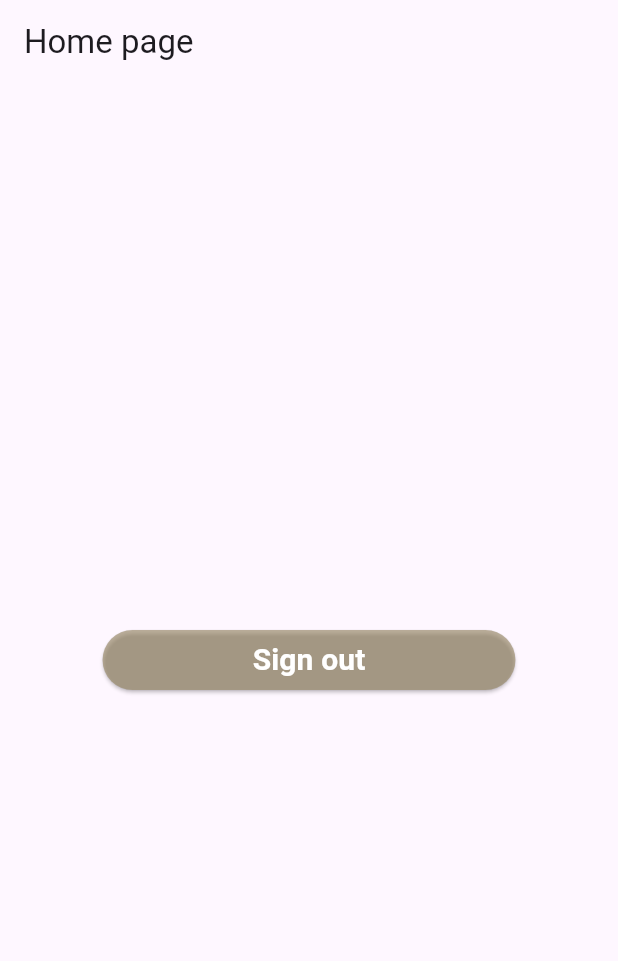
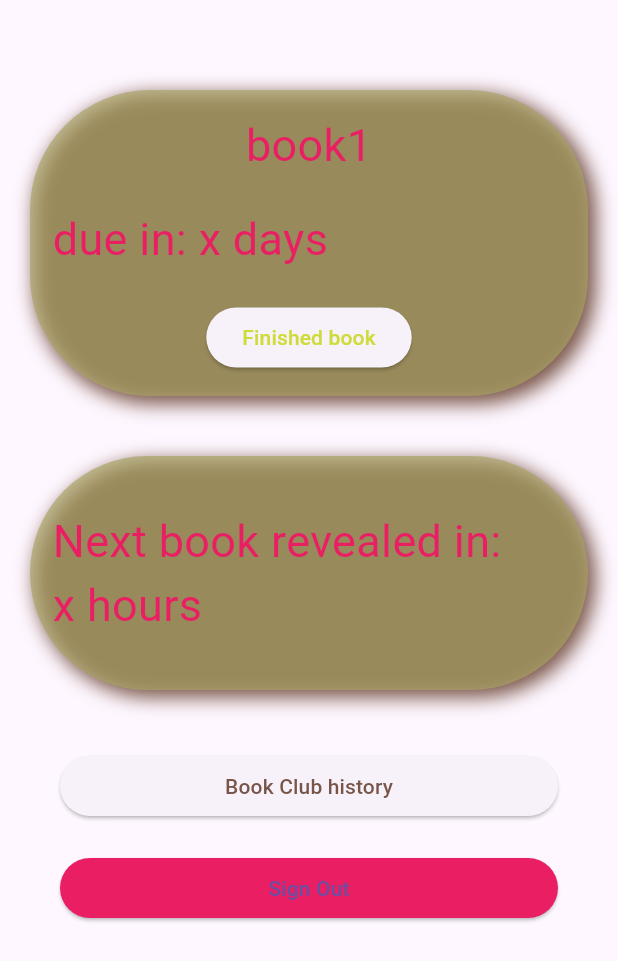
Before and after one commit to engelInes/BookNook, a Flutter app: the HomeScreen screen opened directly, on a phone screen of 412 x 824 dp. Shown: the top 961 px of the screen. Run offline on Flutter 3.47's test engine with Material 3 defaults, Android fonts, the phone set to English and light mode, and no system bars; our stand-ins replace cloud_firestore, firebase_auth, firebase_core; accounts and stored records are empty.

Commit message:
designed main menu/create/join group screens

```diff
--- a/app/lib/models/user.dart
+++ b/app/lib/models/user.dart
@@ -1,6 +1,6 @@
 import 'package:cloud_firestore/cloud_firestore.dart';
 
-class MyUser{
+class MyUser {
   String uid;
   String email;
   String fullName;
@@ -11,5 +11,5 @@ class MyUser{
     required this.email,
     required this.fullName,
     required this.accountCreated,
-});
+  });
 }
--- a/app/lib/screens/home/homeScreen.dart
+++ b/app/lib/screens/home/homeScreen.dart
@@ -1,37 +1,160 @@
+import 'package:app/screens/noGroupScreen/noGroup.dart';
 import 'package:app/screens/rootScreen/rootS.dart';
 import 'package:app/states/currUser.dart';
+import 'package:app/widgets/myContainer.dart';
 import 'package:flutter/material.dart';
 import 'package:provider/provider.dart';
 
-class HomeScreen extends StatelessWidget{
+class HomeScreen extends StatelessWidget {
+  void _goToNoGroup(BuildContext context) {
+    Navigator.push(context, MaterialPageRoute(
+        builder:(context)=> MyNoGroup(),
+    ),
+    );
+  }
+
+  void _signOut(BuildContext context) async {
+    CurrentUser _currentUser = Provider.of<CurrentUser>(context, listen: false);
+    bool hasSignedOut = await _currentUser.onSignOut();
+    if (hasSignedOut == true) {
+      Navigator.pushAndRemoveUntil(context,
+          MaterialPageRoute(builder: (context) => MyRoot()), (route) => false);
+    }
+  }
+
   @override
   Widget build(BuildContext context) {
     return Scaffold(
-      appBar: AppBar(
-        title: Text("Home page"),
-      ),
+      //we do not need this anymore for the home page
+      // appBar: AppBar(
+      //   title: Text("Home page"),
+      // ),
       //adding this so although we will stay connected throughout the current cycle
       //we can go back to the log in screen
-      body: Center(
-          child: ElevatedButton(
-            onPressed: () async{
-              CurrentUser _currentUser=Provider.of<CurrentUser>(context,listen:false);
-              bool hasSignedOut= await _currentUser.onSignOut();
-              if(hasSignedOut==true){
-                Navigator.pushAndRemoveUntil(context, MaterialPageRoute(builder: (context)=>MyRoot()), (route) => false);
-              }
-            },
-            style: ElevatedButton.styleFrom(
-              backgroundColor: Color.fromARGB(162,151,135,100),
-              padding: EdgeInsets.symmetric(horizontal: 100),
-            ),
-            child: Text(
-              "Sign out",
-              style: TextStyle(color: Colors.white, fontWeight: FontWeight.bold, fontSize: 20.0),
+      body: ListView(
+        children: <Widget>[
+          SizedBox(
+            height: 40,
+          ),
+          Padding(
+            padding: const EdgeInsets.all(20.0),
+            child: MyContainer(
+              child: Column(
+                children: <Widget>[
+                  Text(
+                    "book1",
+                    style: TextStyle(
+                      fontSize: 30,
+                      color: Colors.pink,
+                    ),
+                  ),
+                  Padding(
+                    padding: const EdgeInsets.symmetric(vertical: 20.0),
+                    child: Row(
+                      children: <Widget>[
+                        Text(
+                          "due in: ",
+                          style: TextStyle(
+                            fontSize: 30,
+                            color: Colors.pink,
+                          ),
+                        ),
+                        Text(
+                          "x days",
+                          style: TextStyle(
+                            fontSize: 30,
+                            color: Colors.pink,
+                          ),
+                        ),
+                      ],
+                    ),
+                  ),
+                  ElevatedButton(
+                    onPressed: () {},
+                    child: Text(
+                      "Finished book",
+                      style: TextStyle(
+                        color: Colors.lime,
+                      ),
+                    ),
+                  ),
+                ],
+              ),
             ),
           ),
+          Padding(
+            padding: const EdgeInsets.all(20.0),
+            child: MyContainer(
+              child: Padding(
+                padding: const EdgeInsets.symmetric(vertical: 20.0),
+                child: Column(
+                  crossAxisAlignment: CrossAxisAlignment.start,
+                  children: <Widget>[
+                    Text(
+                      "Next book revealed in: ",
+                      style: TextStyle(
+                        fontSize: 30,
+                        color: Colors.pink,
+                      ),
+                    ),
+                    Text(
+                      "x hours",
+                      style: TextStyle(
+                        fontSize: 30,
+                        color: Colors.pink,
+                      ),
+                    ),
+                  ],
+                ),
+              ),
+            ),
+          ),
+          Padding(
+            padding: const EdgeInsets.symmetric(horizontal: 40.0, vertical: 20.0),
+            child: ElevatedButton(
+              onPressed: () => _goToNoGroup(context),
+              child: Text(
+                "Book Club history",
+                style: TextStyle(
+                  color: Colors.brown,
+                ),
+              ),
+            ),
+          ),
+          Padding(
+            padding: const EdgeInsets.symmetric(horizontal: 40.0),
+            child: ElevatedButton(
+              onPressed: () => _signOut(context),
+              child: Text("Sign Out"),
+              style: ElevatedButton.styleFrom(
+                  backgroundColor: Colors.pink,
+                  shape: RoundedRectangleBorder(
+                      borderRadius: BorderRadius.circular(20.0),
+                      side: BorderSide(
+                        color: Colors.transparent,
+                        width: 2,
+                      ),
+                  ),
+              ),
+            ),
+          )
+        ],
+        // child: Center(
+        //     child: ElevatedButton(
+        //       onPressed: () => _signOut(context)
+        //     ,
+        //       style: ElevatedButton.styleFrom(
+        //         backgroundColor: Color.fromARGB(162,151,135,100),
+        //         padding: EdgeInsets.symmetric(horizontal: 100),
+        //       ),
+        //       child: Text(
+        //         "Sign out",
+        //         style: TextStyle(color: Colors.white, fontWeight: FontWeight.bold, fontSize: 20.0),
+        //       ),
+        //     ),
+        // ),
       ),
-      );
+    );
   }
 
 }
--- a/app/lib/screens/signup/signup.dart
+++ b/app/lib/screens/signup/signup.dart
@@ -1,7 +1,7 @@
 import 'package:flutter/material.dart';
 import 'package:app/screens/signup/localWidgets/signupForm.dart';
 
-class MySignUp extends StatelessWidget{
+class MySignUp extends StatelessWidget {
   @override
   Widget build(BuildContext context) {
     return Scaffold(
@@ -31,5 +31,4 @@ class MySignUp extends StatelessWidget{
       ),
     );
   }
-
 }
```
Also changed, not shown: app/lib/screens/login/localWidgets/loginForm.dart (+41 -30 lines), app/lib/screens/login/login.dart (+4 -3 lines), app/lib/screens/noGroupScreen/noGroup.dart (added, +66 -0 lines), app/lib/screens/signup/localWidgets/signUpForm.dart (+40 -37 lines), app/lib/services/database.dart (+25 -18 lines), app/lib/states/currUser.dart (+47 -37 lines), 1 other file.
